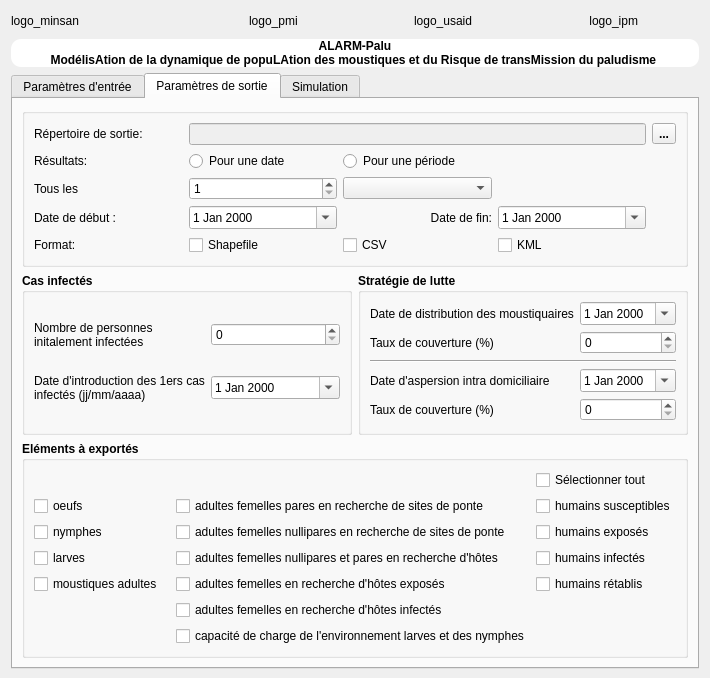
TeamSaGeo/MalariaModel, file mainwindow.ui: the form before one commit.
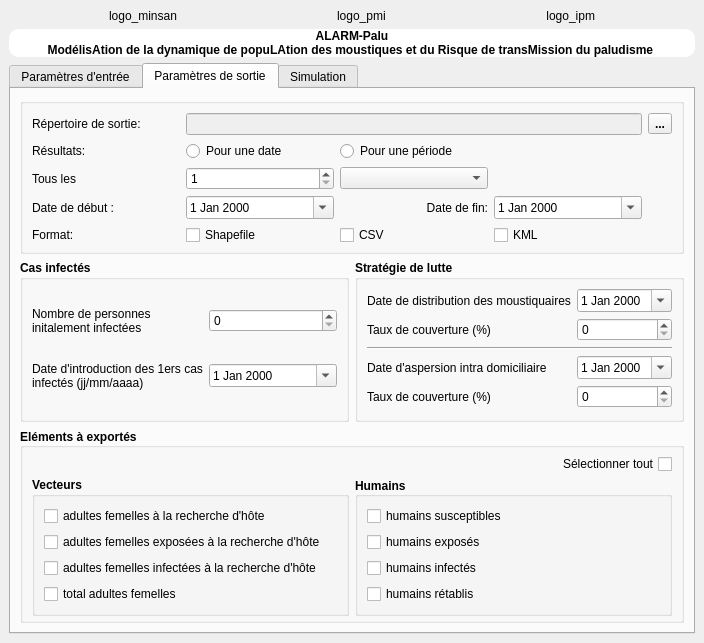
The form after the commit. The open tabs and pages were chosen to show the change. Icons and pictures are not drawn.

Commit message: change logo + change éléments de sortie

Patch:
```diff
--- a/mainwindow.ui
+++ b/mainwindow.ui
@@ -6,8 +6,8 @@
    <rect>
     <x>0</x>
     <y>0</y>
-    <width>710</width>
-    <height>678</height>
+    <width>704</width>
+    <height>635</height>
    </rect>
   </property>
   <property name="sizePolicy">
@@ -24,111 +24,7 @@
     <property name="horizontalSpacing">
      <number>60</number>
     </property>
-    <item row="0" column="1">
-     <widget class="QLabel" name="logo_pmi">
-      <property name="sizePolicy">
-       <sizepolicy hsizetype="Fixed" vsizetype="Preferred">
-        <horstretch>0</horstretch>
-        <verstretch>0</verstretch>
-       </sizepolicy>
-      </property>
-      <property name="text">
-       <string>logo_pmi</string>
-      </property>
-     </widget>
-    </item>
-    <item row="0" column="3">
-     <widget class="QLabel" name="logo_ipm">
-      <property name="sizePolicy">
-       <sizepolicy hsizetype="Fixed" vsizetype="Preferred">
-        <horstretch>0</horstretch>
-        <verstretch>0</verstretch>
-       </sizepolicy>
-      </property>
-      <property name="text">
-       <string>logo_ipm</string>
-      </property>
-      <property name="scaledContents">
-       <bool>false</bool>
-      </property>
-      <property name="alignment">
-       <set>Qt::AlignRight|Qt::AlignTrailing|Qt::AlignVCenter</set>
-      </property>
-      <property name="margin">
-       <number>0</number>
-      </property>
-     </widget>
-    </item>
-    <item row="1" column="0" colspan="4">
-     <widget class="QLabel" name="logo_app">
-      <property name="sizePolicy">
-       <sizepolicy hsizetype="Preferred" vsizetype="Preferred">
-        <horstretch>0</horstretch>
-        <verstretch>0</verstretch>
-       </sizepolicy>
-      </property>
-      <property name="font">
-       <font>
-        <pointsize>9</pointsize>
-        <bold>true</bold>
-       </font>
-      </property>
-      <property name="autoFillBackground">
-       <bool>false</bool>
-      </property>
-      <property name="styleSheet">
-       <string notr="true">background-color : white; border-radius: 10px;</string>
-      </property>
-      <property name="text">
-       <string>&lt;html&gt;ALARM-Palu&lt;br&gt;ModélisAtion de la dynamique de popuLAtion des moustiques et du Risque de transMission du paludisme &lt;/html&gt;</string>
-      </property>
-      <property name="alignment">
-       <set>Qt::AlignCenter</set>
-      </property>
-      <property name="margin">
-       <number>0</number>
-      </property>
-     </widget>
-    </item>
-    <item row="0" column="2">
-     <widget class="QLabel" name="logo_usaid">
-      <property name="sizePolicy">
-       <sizepolicy hsizetype="Fixed" vsizetype="Preferred">
-        <horstretch>0</horstretch>
-        <verstretch>0</verstretch>
-       </sizepolicy>
-      </property>
-      <property name="autoFillBackground">
-       <bool>false</bool>
-      </property>
-      <property name="text">
-       <string>logo_usaid</string>
-      </property>
-     </widget>
-    </item>
-    <item row="0" column="0">
-     <widget class="QLabel" name="logo_minsan">
-      <property name="sizePolicy">
-       <sizepolicy hsizetype="Fixed" vsizetype="Preferred">
-        <horstretch>0</horstretch>
-        <verstretch>0</verstretch>
-       </sizepolicy>
-      </property>
-      <property name="text">
-       <string>logo_minsan</string>
-      </property>
-      <property name="textFormat">
-       <enum>Qt::AutoText</enum>
-      </property>
-      <property name="scaledContents">
-       <bool>false</bool>
-      </property>
-      <property name="margin">
-       <number>0</number>
-      </property>
-     </widget>
-    </item>
-    <item row="2" column="0" colspan="4">
+    <item row="2" column="0" colspan="7">
      <widget class="QTabWidget" name="tabWidget">
       <property name="sizePolicy">
        <sizepolicy hsizetype="Expanding" vsizetype="Minimum">
@@ -421,6 +317,12 @@
            <bool>false</bool>
           </property>
           <layout class="QGridLayout" name="gridLayout_10">
+           <property name="topMargin">
+            <number>6</number>
+           </property>
+           <property name="bottomMargin">
+            <number>6</number>
+           </property>
            <item row="1" column="0">
             <widget class="QLabel" name="label_date_intro">
              <property name="font">
@@ -600,6 +502,9 @@
            <string/>
           </property>
           <layout class="QGridLayout" name="gridLayout">
+           <property name="bottomMargin">
+            <number>6</number>
+           </property>
            <item row="6" column="3">
             <widget class="QCheckBox" name="outputKML">
              <property name="font">
@@ -810,6 +715,12 @@
         </item>
         <item row="3" column="0" colspan="2">
          <widget class="QGroupBox" name="groupBox_col_export">
+          <property name="sizePolicy">
+           <sizepolicy hsizetype="Preferred" vsizetype="Minimum">
+            <horstretch>0</horstretch>
+            <verstretch>0</verstretch>
+           </sizepolicy>
+          </property>
           <property name="font">
            <font>
             <bold>true</bold>
@@ -821,47 +732,26 @@
           <property name="title">
            <string>Eléments à exportés</string>
           </property>
+          <property name="alignment">
+           <set>Qt::AlignLeading|Qt::AlignLeft|Qt::AlignVCenter</set>
+          </property>
           <layout class="QGridLayout" name="gridLayout_9">
-           <item row="1" column="2">
-            <widget class="QCheckBox" name="humS">
-             <property name="font">
-              <font>
-               <pointsize>9</pointsize>
-               <bold>false</bold>
-              </font>
-             </property>
-             <property name="text">
-              <string>humains susceptibles</string>
-             </property>
-            </widget>
-           </item>
-           <item row="3" column="0">
-            <widget class="QCheckBox" name="nymphes">
-             <property name="font">
-              <font>
-               <pointsize>9</pointsize>
-               <bold>false</bold>
-              </font>
-             </property>
-             <property name="text">
-              <string>nymphes</string>
+           <property name="topMargin">
+            <number>6</number>
+           </property>
+           <property name="bottomMargin">
+            <number>4</number>
+           </property>
+           <property name="verticalSpacing">
+            <number>3</number>
+           </property>
+           <item row="2" column="1">
+            <widget class="QGroupBox" name="groupBox">
+             <property name="title">
+              <string>Vecteurs</string>
              </property>
-            </widget>
-           </item>
-           <item row="3" column="1">
-            <widget class="QCheckBox" name="a1o">
-             <property name="font">
-              <font>
-               <pointsize>9</pointsize>
-               <bold>false</bold>
-              </font>
-             </property>
-             <property name="text">
-              <string>adultes femelles nullipares en recherche de sites de ponte</string>
-             </property>
-            </widget>
-           </item>
-           <item row="4" column="1">
+             <layout class="QGridLayout" name="gridLayout_7">
+              <item row="1" column="0">
             <widget class="QCheckBox" name="ah">
              <property name="font">
               <font>
@@ -870,24 +760,11 @@
               </font>
              </property>
              <property name="text">
-              <string>adultes femelles nullipares et pares en recherche d'hôtes</string>
+                 <string>adultes femelles à la recherche d'hôte</string>
              </property>
             </widget>
            </item>
-           <item row="1" column="1">
-            <widget class="QCheckBox" name="a2o">
-             <property name="font">
-              <font>
-               <pointsize>9</pointsize>
-               <bold>false</bold>
-              </font>
-             </property>
-             <property name="text">
-              <string>adultes femelles pares en recherche de sites de ponte</string>
-             </property>
-            </widget>
-           </item>
-           <item row="6" column="0">
+              <item row="4" column="0">
             <widget class="QCheckBox" name="adultestot">
              <property name="font">
               <font>
@@ -896,11 +773,11 @@
               </font>
              </property>
              <property name="text">
-              <string>moustiques adultes</string>
+                 <string>total adultes femelles</string>
              </property>
             </widget>
            </item>
-           <item row="7" column="1">
+              <item row="3" column="0">
             <widget class="QCheckBox" name="ahI">
              <property name="font">
               <font>
@@ -909,11 +786,11 @@
               </font>
              </property>
              <property name="text">
-              <string>adultes femelles en recherche d'hôtes infectés</string>
+                 <string>adultes femelles infectées à la recherche d'hôte</string>
              </property>
             </widget>
            </item>
-           <item row="6" column="1">
+              <item row="2" column="0">
             <widget class="QCheckBox" name="ahE">
              <property name="font">
               <font>
@@ -922,63 +799,29 @@
               </font>
              </property>
              <property name="text">
-              <string>adultes femelles en recherche d'hôtes exposés</string>
+                 <string>adultes femelles exposées à la recherche d'hôte</string>
              </property>
             </widget>
            </item>
-           <item row="9" column="1">
-            <widget class="QCheckBox" name="fkl">
-             <property name="font">
-              <font>
-               <pointsize>9</pointsize>
-               <bold>false</bold>
-              </font>
-             </property>
-             <property name="text">
-              <string>capacité de charge de l'environnement larves et des nymphes</string>
-             </property>
+             </layout>
             </widget>
            </item>
+           <item row="2" column="2">
+            <widget class="QGroupBox" name="groupBox_2">
+             <property name="sizePolicy">
+              <sizepolicy hsizetype="Preferred" vsizetype="Fixed">
+               <horstretch>0</horstretch>
+               <verstretch>0</verstretch>
+              </sizepolicy>
+             </property>
+             <property name="title">
+              <string>Humains</string>
+             </property>
+             <property name="alignment">
+              <set>Qt::AlignLeading|Qt::AlignLeft|Qt::AlignVCenter</set>
+             </property>
+             <layout class="QGridLayout" name="gridLayout_8">
            <item row="1" column="0">
-            <widget class="QCheckBox" name="oeufs">
-             <property name="font">
-              <font>
-               <pointsize>9</pointsize>
-               <bold>false</bold>
-              </font>
-             </property>
-             <property name="text">
-              <string>oeufs</string>
-             </property>
-            </widget>
-           </item>
-           <item row="6" column="2">
-            <widget class="QCheckBox" name="humR">
-             <property name="font">
-              <font>
-               <pointsize>9</pointsize>
-               <bold>false</bold>
-              </font>
-             </property>
-             <property name="text">
-              <string>humains rétablis</string>
-             </property>
-            </widget>
-           </item>
-           <item row="4" column="2">
-            <widget class="QCheckBox" name="humI">
-             <property name="font">
-              <font>
-               <pointsize>9</pointsize>
-               <bold>false</bold>
-              </font>
-             </property>
-             <property name="text">
-              <string>humains infectés</string>
-             </property>
-            </widget>
-           </item>
-           <item row="3" column="2">
             <widget class="QCheckBox" name="humE">
              <property name="font">
               <font>
@@ -991,6 +834,54 @@
              </property>
             </widget>
            </item>
+              <item row="0" column="0">
+               <widget class="QCheckBox" name="humS">
+                <property name="sizePolicy">
+                 <sizepolicy hsizetype="Minimum" vsizetype="Preferred">
+                  <horstretch>0</horstretch>
+                  <verstretch>0</verstretch>
+                 </sizepolicy>
+                </property>
+                <property name="font">
+                 <font>
+                  <pointsize>9</pointsize>
+                  <bold>false</bold>
+                 </font>
+                </property>
+                <property name="text">
+                 <string>humains susceptibles</string>
+                </property>
+               </widget>
+              </item>
+              <item row="2" column="0">
+               <widget class="QCheckBox" name="humI">
+                <property name="font">
+                 <font>
+                  <pointsize>9</pointsize>
+                  <bold>false</bold>
+                 </font>
+                </property>
+                <property name="text">
+                 <string>humains infectés</string>
+                </property>
+               </widget>
+              </item>
+              <item row="3" column="0">
+               <widget class="QCheckBox" name="humR">
+                <property name="font">
+                 <font>
+                  <pointsize>9</pointsize>
+                  <bold>false</bold>
+                 </font>
+                </property>
+                <property name="text">
+                 <string>humains rétablis</string>
+                </property>
+               </widget>
+              </item>
+             </layout>
+            </widget>
+           </item>
            <item row="0" column="2">
             <widget class="QCheckBox" name="select_all">
              <property name="font">
@@ -998,24 +889,17 @@
                <bold>false</bold>
               </font>
              </property>
+             <property name="layoutDirection">
+              <enum>Qt::RightToLeft</enum>
+             </property>
+             <property name="styleSheet">
+              <string notr="true"/>
+             </property>
              <property name="text">
               <string>Sélectionner tout</string>
              </property>
             </widget>
            </item>
-           <item row="4" column="0">
-            <widget class="QCheckBox" name="larves">
-             <property name="font">
-              <font>
-               <pointsize>9</pointsize>
-               <bold>false</bold>
-              </font>
-             </property>
-             <property name="text">
-              <string>larves</string>
-             </property>
-            </widget>
-           </item>
           </layout>
          </widget>
         </item>
@@ -1128,6 +1012,97 @@
       </widget>
      </widget>
     </item>
+    <item row="1" column="0" colspan="7">
+     <widget class="QLabel" name="logo_app">
+      <property name="sizePolicy">
+       <sizepolicy hsizetype="Preferred" vsizetype="Preferred">
+        <horstretch>0</horstretch>
+        <verstretch>0</verstretch>
+       </sizepolicy>
+      </property>
+      <property name="font">
+       <font>
+        <pointsize>9</pointsize>
+        <bold>true</bold>
+       </font>
+      </property>
+      <property name="autoFillBackground">
+       <bool>false</bool>
+      </property>
+      <property name="styleSheet">
+       <string notr="true">background-color : white; border-radius: 10px;</string>
+      </property>
+      <property name="text">
+       <string>&lt;html&gt;ALARM-Palu&lt;br&gt;ModélisAtion de la dynamique de popuLAtion des moustiques et du Risque de transMission du paludisme &lt;/html&gt;</string>
+      </property>
+      <property name="alignment">
+       <set>Qt::AlignCenter</set>
+      </property>
+      <property name="margin">
+       <number>0</number>
+      </property>
+     </widget>
+    </item>
+    <item row="0" column="1">
+     <widget class="QLabel" name="logo_minsan">
+      <property name="sizePolicy">
+       <sizepolicy hsizetype="Fixed" vsizetype="Preferred">
+        <horstretch>0</horstretch>
+        <verstretch>0</verstretch>
+       </sizepolicy>
+      </property>
+      <property name="layoutDirection">
+       <enum>Qt::LeftToRight</enum>
+      </property>
+      <property name="text">
+       <string>logo_minsan</string>
+      </property>
+      <property name="textFormat">
+       <enum>Qt::AutoText</enum>
+      </property>
+      <property name="scaledContents">
+       <bool>false</bool>
+      </property>
+      <property name="margin">
+       <number>0</number>
+      </property>
+     </widget>
+    </item>
+    <item row="0" column="3">
+     <widget class="QLabel" name="logo_pmi">
+      <property name="sizePolicy">
+       <sizepolicy hsizetype="Fixed" vsizetype="Preferred">
+        <horstretch>0</horstretch>
+        <verstretch>0</verstretch>
+       </sizepolicy>
+      </property>
+      <property name="text">
+       <string>logo_pmi</string>
+      </property>
+     </widget>
+    </item>
+    <item row="0" column="5">
+     <widget class="QLabel" name="logo_ipm">
+      <property name="sizePolicy">
+       <sizepolicy hsizetype="Fixed" vsizetype="Preferred">
+        <horstretch>0</horstretch>
+        <verstretch>0</verstretch>
+       </sizepolicy>
+      </property>
+      <property name="text">
+       <string>logo_ipm</string>
+      </property>
+      <property name="scaledContents">
+       <bool>false</bool>
+      </property>
+      <property name="alignment">
+       <set>Qt::AlignRight|Qt::AlignTrailing|Qt::AlignVCenter</set>
+      </property>
+      <property name="margin">
+       <number>0</number>
+      </property>
+     </widget>
+    </item>
    </layout>
   </widget>
   <action name="actionBonjourjhhd">
```
Lines whose indentation alone changed are shown as unchanged. The commit also changes 8 other files.
